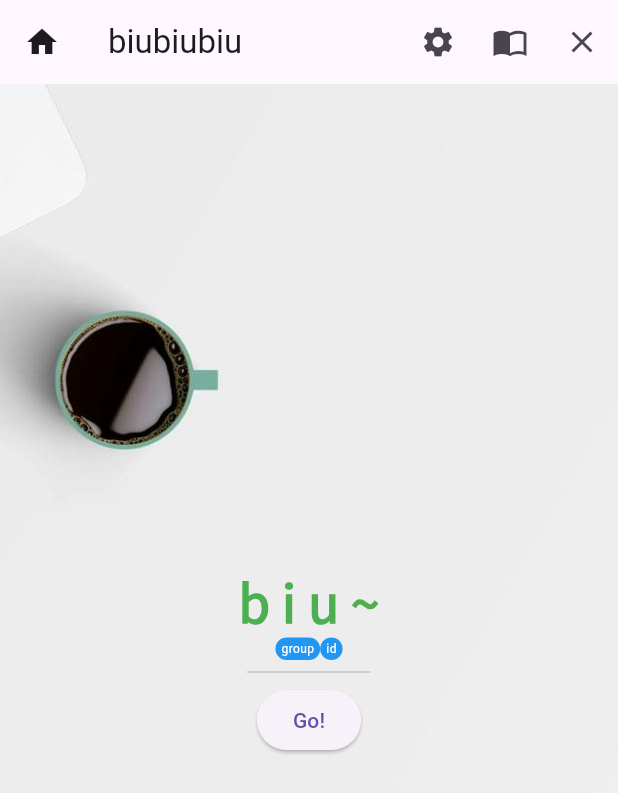
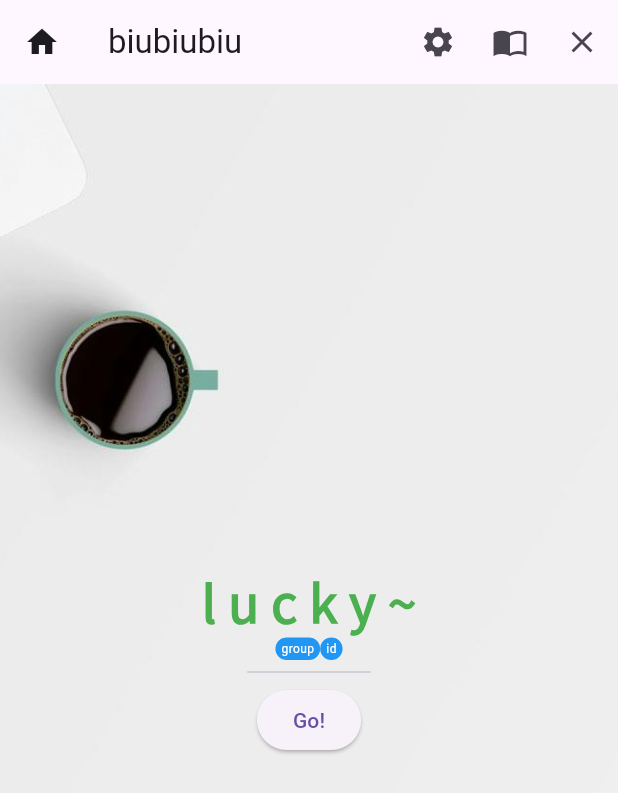
Before and after one commit to etcxy/drawinglots, a Flutter app: the screen it shows after launch, on a phone screen of 412 x 824 dp. Shown: the top 793 px of the screen. Run offline on Flutter 3.47's test engine with Material 3 defaults, Android fonts, the phone set to English and light mode, and no system bars; our stand-ins replace file_picker, get_storage, google_fonts; missing offline and left inert: scrollable_list_tab_scroller, spreadsheet_decoder.

Commit message:
剔除不要的代码

```diff
--- a/lib/components/combination_widget.dart
+++ b/lib/components/combination_widget.dart
@@ -5,7 +5,6 @@ import 'package:flutter/material.dart';
 import 'package:google_fonts/google_fonts.dart';
 import 'package:provider/provider.dart';
 
-import '../page/home.dart';
 import 'base_b_widget.dart';
 
 // class CombinationWidget extends StatelessWidget {
@@ -42,7 +41,7 @@ class _CombinationWidgetState extends State<CombinationWidget> {
         children: [
           RandomTextReveal(
             key: globalKey,
-            initialText: 'biu~',
+            initialText: 'lucky~',
             shouldPlayOnStart: false,
             text: widget.model.stuName!,
             duration: Duration(seconds: context.read<StuReady>().rollDuration),
@@ -64,24 +63,6 @@ class _CombinationWidgetState extends State<CombinationWidget> {
             overflow: TextOverflow.ellipsis,
             maxLines: 2,
           ),
-          // Text(
-          //   model.stuName,
-          //   style: const TextStyle(
-          //       fontWeight: FontWeight.bold,
-          //       fontSize: 20,
-          //       color: Colors.black),
-          // ),
-          // Text(
-          //   model.stuID,
-          //   style: TextStyle(
-          //       color: Colors.black26,
-          //       fontSize: 11.0,
-          //       // height: 1.2,
-          //       fontFamily: "Courier",
-          //       background: Paint()..color = Colors.yellow,
-          //       // decoration:TextDecoration.underline,
-          //       decorationStyle: TextDecorationStyle.dashed),
-          // ),
           Row(
             mainAxisAlignment: MainAxisAlignment.center,
             children: [
@@ -117,11 +98,6 @@ class _CombinationWidgetState extends State<CombinationWidget> {
               ),
             ],
           ),
-          // Text(
-          //   model.stuGroup,
-          //   style: const TextStyle(
-          //       fontSize: 11, color: Colors.black26),
-          // ),
         ],
       ),
     );
```
